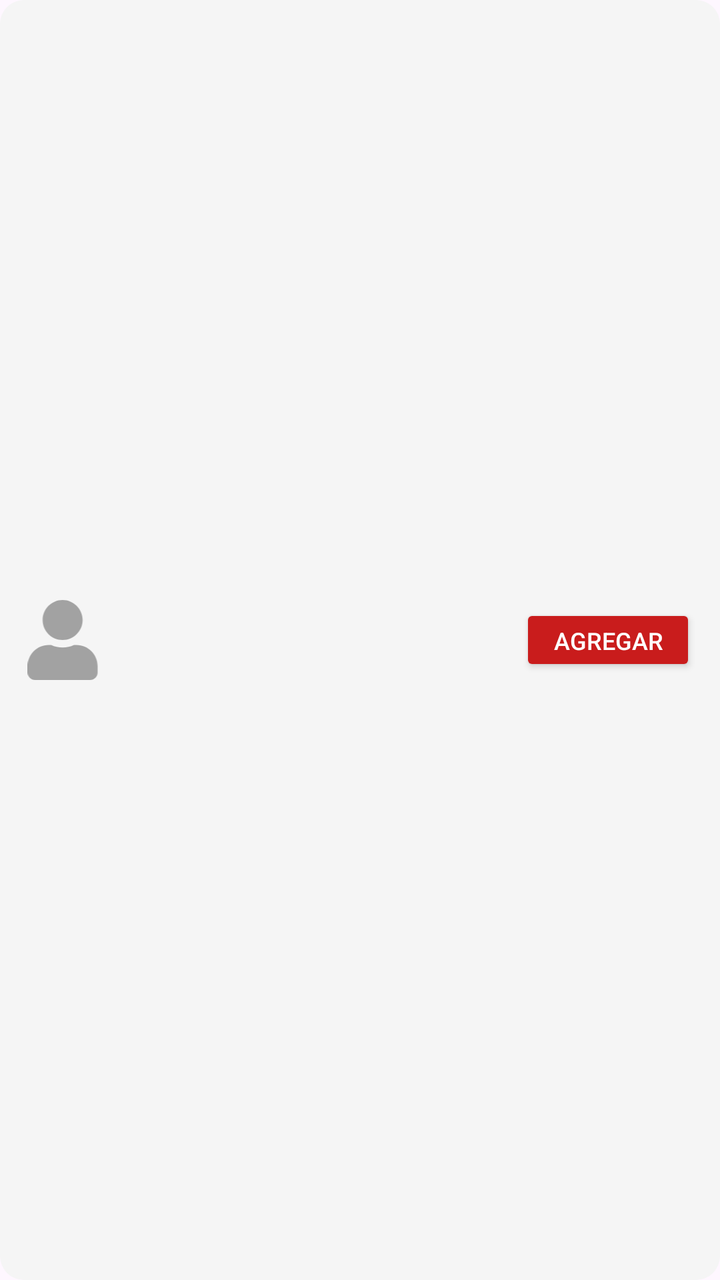
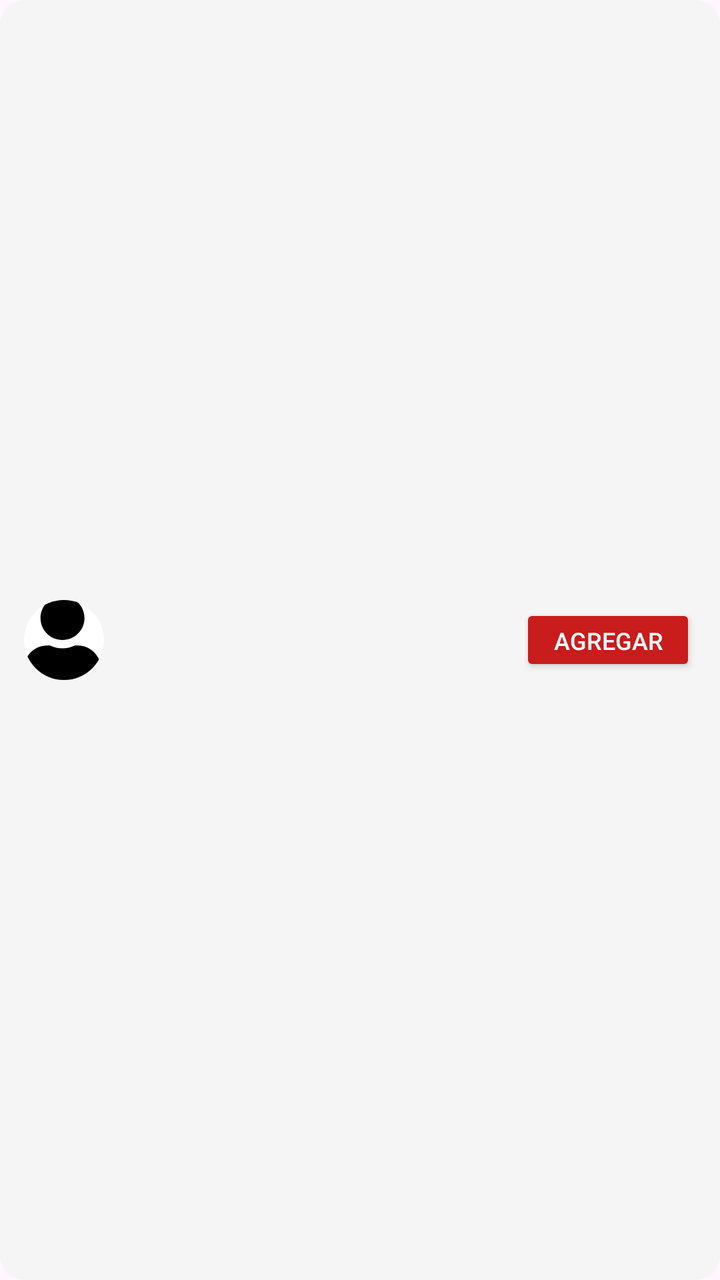

Compare the two renders of this Android layout. The source of the first and the diff that turns it into the second are given below.
<!-- AndroidManifest.xml: application theme Theme.Cafe -->
<!-- res/layout/item_usuario.xml -->
<?xml version="1.0" encoding="utf-8"?>
<LinearLayout
    xmlns:android="http://schemas.android.com/apk/res/android"
    android:layout_width="match_parent"
    android:layout_height="wrap_content"
    android:orientation="horizontal"
    android:gravity="center_vertical"
    android:padding="12dp"
    android:background="@drawable/inputs"
    android:layout_marginHorizontal="0dp"
    android:layout_marginVertical="4dp">

    <ImageView
        android:layout_width="40dp"
        android:layout_height="40dp"
        android:src="@drawable/ic_user"
        android:tint="@color/GrayText"
        android:layout_marginEnd="12dp"/>

    <LinearLayout
        android:layout_width="0dp"
        android:layout_height="wrap_content"
        android:layout_weight="1"
        android:orientation="vertical">

        <TextView
            android:id="@+id/txtNombre"
            android:layout_width="match_parent"
            android:layout_height="wrap_content"
            android:textColor="@color/black"
            android:textStyle="bold"
            android:textSize="15sp"/>

        <TextView
            android:id="@+id/txtCorreo"
            android:layout_width="match_parent"
            android:layout_height="wrap_content"
            android:textColor="@color/GrayText"
            android:textSize="12sp"
            android:maxLines="1"
            android:ellipsize="end"/>

    </LinearLayout>

    <Button
        android:id="@+id/btnAgregar"
        android:layout_width="wrap_content"
        android:layout_height="36dp"
        android:text="Agregar"
        android:textSize="12sp"
        android:textColor="@color/white"
        android:backgroundTint="@color/Red"
        android:paddingHorizontal="12dp"/>

</LinearLayout>
<!-- resources referenced by this layout -->
<resources>
  <color name="GrayText">#A2A2A2</color>
  <color name="Red">#C91C1C</color>
  <color name="black">#FF000000</color>
  <color name="white">#FFFFFFFF</color>
  <!-- drawable ic_user (drawable) -->
  <vector xmlns:android="http://schemas.android.com/apk/res/android"
      android:width="20dp"
      android:height="22dp"
      android:viewportWidth="20"
      android:viewportHeight="22">
    <path
        android:pathData="M9.625,11C6.574,11 4.125,8.551 4.125,5.5C4.125,2.492 6.574,0 9.625,0C12.633,0 15.125,2.492 15.125,5.5C15.125,8.551 12.633,11 9.625,11ZM13.449,12.375C16.629,12.375 19.25,14.996 19.25,18.176V19.938C19.25,21.098 18.305,22 17.188,22H2.063C0.902,22 0,21.098 0,19.938V18.176C0,14.996 2.578,12.375 5.758,12.375H6.488C7.434,12.848 8.508,13.063 9.625,13.063C10.742,13.063 11.773,12.848 12.719,12.375H13.449Z"
        android:fillColor="#000000"/>
  </vector>
  <!-- drawable inputs (drawable) -->
  <shape xmlns:android="http://schemas.android.com/apk/res/android">
      <solid android:color="@color/GrayInputs"/>
      <corners android:radius="12dp"/>
  </shape>
  <style name="Theme.Cafe" parent="Base.Theme.Cafe" />
  <color name="GrayInputs">#f5f5f5</color>
  <style name="Base.Theme.Cafe" parent="Theme.Material3.DayNight.NoActionBar">
          
          
      </style>
</resources>

<!-- the commit's change to res/layout/item_usuario.xml (unified diff, before → after) -->
@@ -11,10 +11,13 @@
     android:layout_marginVertical="4dp">
 
     <ImageView
+        android:id="@+id/imgUsuario"
         android:layout_width="40dp"
         android:layout_height="40dp"
         android:src="@drawable/ic_user"
-        android:tint="@color/GrayText"
+        android:background="@drawable/circle_image"
+        android:clipToOutline="true"
+        android:scaleType="centerCrop"
         android:layout_marginEnd="12dp"/>
 
     <LinearLayout
<!-- resource entries referenced after the edit -->
@@ -4,6 +4,12 @@
   <color name="Red">#C91C1C</color>
   <color name="black">#FF000000</color>
   <color name="white">#FFFFFFFF</color>
+  <!-- drawable circle_image (drawable) -->
+  <?xml version="1.0" encoding="utf-8"?>
+  <shape xmlns:android="http://schemas.android.com/apk/res/android">
+      <solid android:color="@color/white"/>
+      <corners android:radius="500dp"/>
+  </shape>
   <!-- drawable ic_user (drawable) -->
   <vector xmlns:android="http://schemas.android.com/apk/res/android"
       android:width="20dp"
